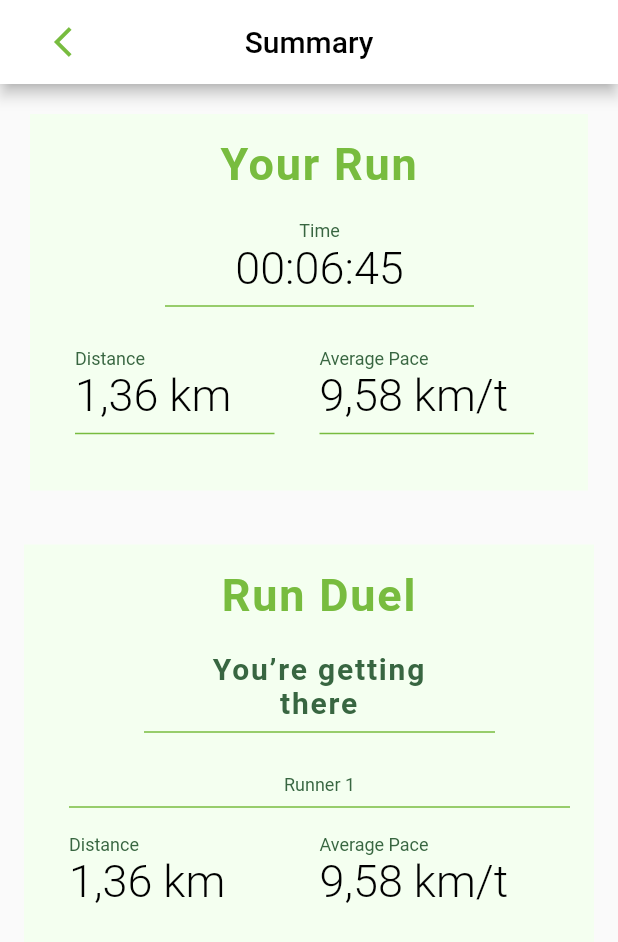
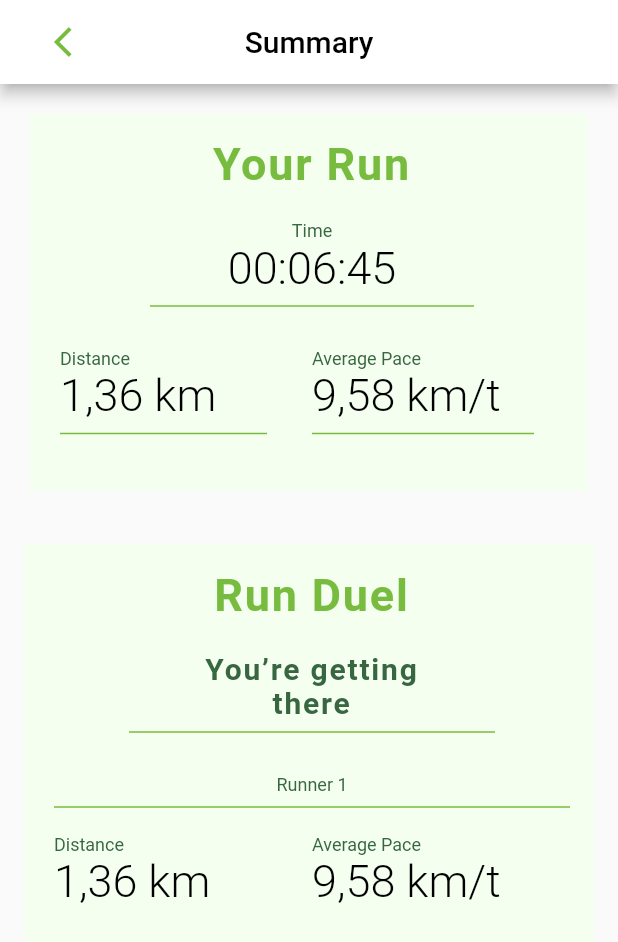
Before and after one commit to patryk1999/DECO7381, a Flutter app: the screen it shows after launch, on a phone screen of 412 x 824 dp. Shown: the top 942 px of the screen. Run offline on Flutter 3.47's test engine with Material 2 defaults, Android fonts, the phone set to English and light mode, and no system bars.

Commit message:
removing some comments

```diff
--- a/abacusFrontend/lib/pages/summaryScreen.dart
+++ b/abacusFrontend/lib/pages/summaryScreen.dart
@@ -39,8 +39,7 @@ class AppBarExample extends StatelessWidget {
           Container(
             margin: EdgeInsets.all(20),
             color: Color(0xFFF4FFF0),
-            padding: const EdgeInsets.fromLTRB(30.0, 16.0, 16.0, 30.0),
-            // ignore: prefer_const_constructors
+            padding: const EdgeInsets.fromLTRB(20.0, 16.0, 16.0, 30.0),
             child: Column(
               mainAxisAlignment: MainAxisAlignment.start,
               children: [
@@ -54,9 +53,9 @@ class AppBarExample extends StatelessWidget {
                     letterSpacing: 1.2,
                   ),
                 ),
-                SizedBox(height: 20), // Space between the texts
+                SizedBox(height: 20),
                 Text(
-                  "Time", // Your additional text
+                  "Time",
                   style: TextStyle(
                     fontSize: 12,
                     color: Color(0xFF386641),
@@ -76,7 +75,7 @@ class AppBarExample extends StatelessWidget {
                   indent: 60,
                   endIndent: 60,
                 ),
-                SizedBox(height: 20), // Space between the texts
+                SizedBox(height: 20),
                 Align(
                   alignment: Alignment.centerRight,
                   child: Row(
@@ -94,7 +93,7 @@ class AppBarExample extends StatelessWidget {
                               ),
                             ),
                             Text(
-                              "1,36 km", // Your additional text
+                              "1,36 km",
                               textAlign: TextAlign.center,
                               style: TextStyle(
                                 fontSize: 30,
@@ -116,7 +115,7 @@ class AppBarExample extends StatelessWidget {
                           crossAxisAlignment: CrossAxisAlignment.start,
                           children: [
                             Text(
-                              "Average Pace", // Your additional text
+                              "Average Pace",
                               textAlign: TextAlign.left,
                               style: TextStyle(
                                 fontSize: 12,
@@ -124,7 +123,7 @@ class AppBarExample extends StatelessWidget {
                               ),
                             ),
                             Text(
-                              "9,58 km/t", // Your additional text
+                              "9,58 km/t",
                               textAlign: TextAlign.center,
                               style: TextStyle(
                                 fontSize: 30,
@@ -150,7 +149,7 @@ class AppBarExample extends StatelessWidget {
           Container(
             margin: EdgeInsets.all(16),
             color: Color(0xFFF4FFF0),
-            padding: const EdgeInsets.fromLTRB(30.0, 16.0, 16.0, 30.0),
+            padding: const EdgeInsets.fromLTRB(20.0, 16.0, 16.0, 30.0),
             child: Column(
               // mainAxisAlignment: MainAxisAlignment.center,
               children: [
@@ -164,7 +163,7 @@ class AppBarExample extends StatelessWidget {
                     letterSpacing: 1.2,
                   ),
                 ),
-                SizedBox(height: 20), // Space between the texts
+                SizedBox(height: 20),
                 Container(
                     width: 150,
                     child: Text(
@@ -183,9 +182,9 @@ class AppBarExample extends StatelessWidget {
                   indent: 50,
                   endIndent: 50,
                 ),
-                SizedBox(height: 20), // Space between the texts
+                SizedBox(height: 20),
                 Text(
-                  "Runner 1", // Your additional text
+                  "Runner 1",
                   textAlign: TextAlign.right,
                   style: TextStyle(
                     fontSize: 12,
@@ -196,7 +195,7 @@ class AppBarExample extends StatelessWidget {
                   color: Color(0xFF78BC3F),
                   thickness: 1,
                 ),
-                SizedBox(height: 10), // Space between the texts
+                SizedBox(height: 10),
                 Align(
                   alignment: Alignment.centerRight,
                   child: Row(
@@ -206,7 +205,7 @@ class AppBarExample extends StatelessWidget {
                           crossAxisAlignment: CrossAxisAlignment.start,
                           children: [
                             Text(
-                              "Distance", // Your additional text
+                              "Distance",
                               textAlign: TextAlign.left,
                               style: TextStyle(
                                 fontSize: 12,
@@ -214,7 +213,7 @@ class AppBarExample extends StatelessWidget {
                               ),
                             ),
                             Text(
-                              "1,36 km", // Your additional text
+                              "1,36 km",
                               textAlign: TextAlign.center,
                               style: TextStyle(
                                 fontSize: 30,
@@ -230,7 +229,7 @@ class AppBarExample extends StatelessWidget {
                           crossAxisAlignment: CrossAxisAlignment.start,
                           children: [
                             Text(
-                              "Average Pace", // Your additional text
+                              "Average Pace",
                               textAlign: TextAlign.left,
                               style: TextStyle(
                                 fontSize: 12,
@@ -238,7 +237,7 @@ class AppBarExample extends StatelessWidget {
                               ),
                             ),
                             Text(
-                              "9,58 km/t", // Your additional text
+                              "9,58 km/t",
                               textAlign: TextAlign.center,
                               style: TextStyle(
                                 fontSize: 30,
```
